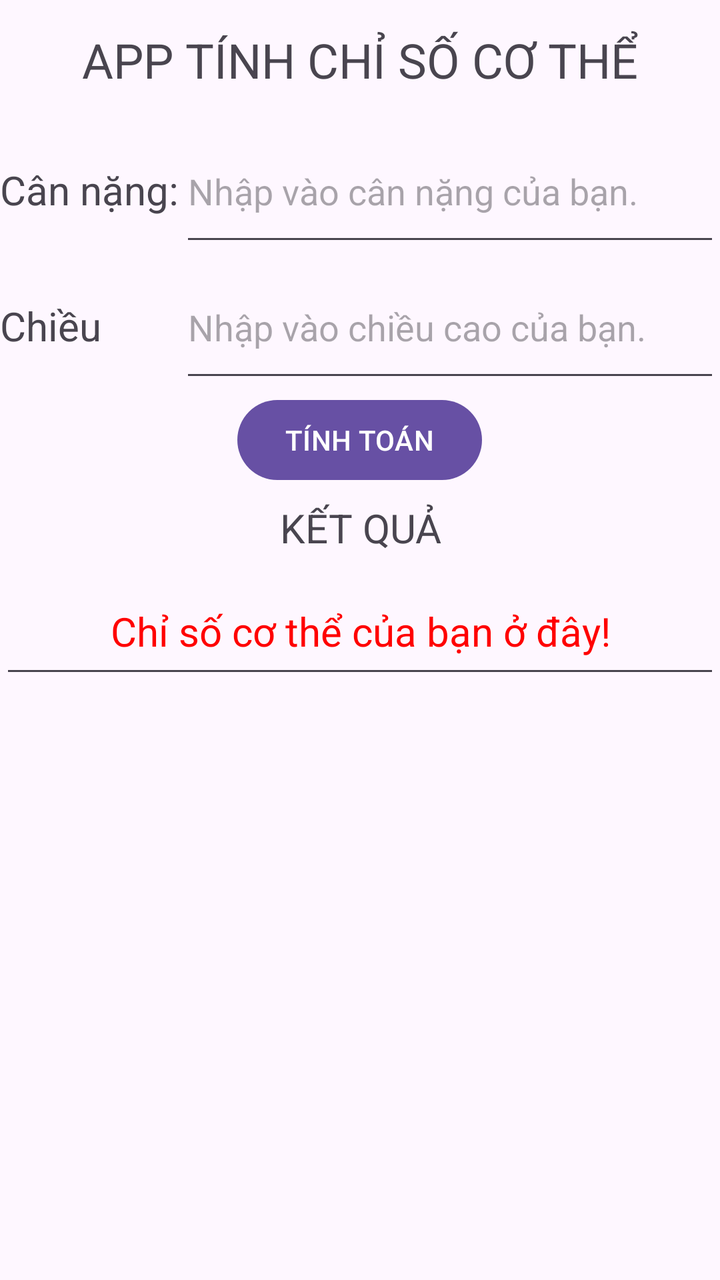
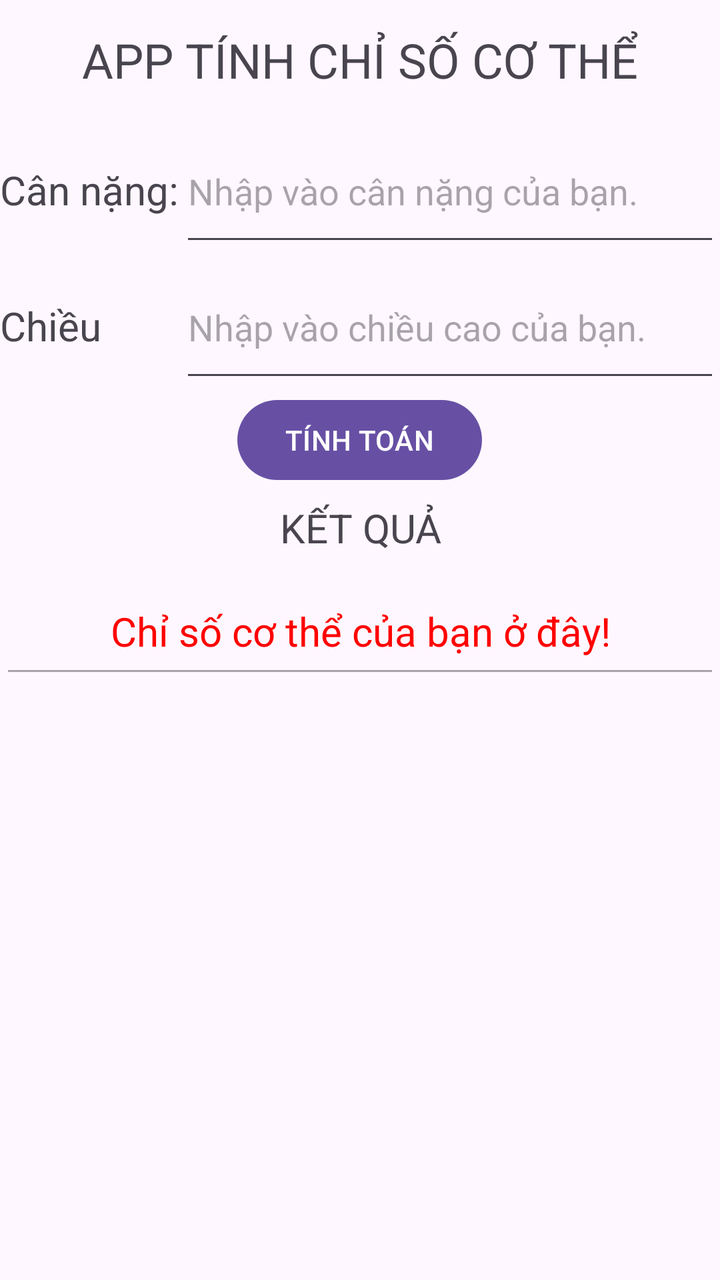

An Android layout rendered at two revisions. The XML below is the earlier revision; the diff shows what the commit changed to produce the second picture.
<!-- AndroidManifest.xml: application theme Theme.ChiSoCoThe -->
<!-- res/layout/activity_main.xml -->
<?xml version="1.0" encoding="utf-8"?>
<LinearLayout xmlns:android="http://schemas.android.com/apk/res/android"
    xmlns:app="http://schemas.android.com/apk/res-auto"
    xmlns:tools="http://schemas.android.com/tools"
    android:id="@+id/main"
    android:layout_width="match_parent"
    android:layout_height="match_parent"
    tools:context=".MainActivity">
<LinearLayout
    android:layout_width="match_parent"
    android:layout_height="match_parent"
    android:orientation="vertical"
    >
    <TextView
        android:layout_width="match_parent"
        android:layout_height="60dp"
        android:textSize="24sp"
        android:gravity="center"
        android:text="APP TÍNH CHỈ SỐ CƠ THỂ"

        />
    <LinearLayout
        android:layout_width="match_parent"
        android:layout_height="68dp"
        android:orientation="horizontal"
        >
        <TextView
            android:layout_width="0dp"
            android:layout_height="30dp"
            android:layout_weight="1"
            android:text="Cân nặng:"
            android:textSize="20sp"
            />
        <EditText
            android:id="@+id/idCanNang"
            android:layout_width="0dp"
            android:layout_height="match_parent"
            android:layout_weight="3"
            android:hint="Nhập vào cân nặng của bạn."
        />
    </LinearLayout>
    <LinearLayout
        android:layout_width="match_parent"
        android:layout_height="68dp"
        android:orientation="horizontal"
        >
        <TextView
            android:layout_width="0dp"
            android:layout_height="30dp"
            android:layout_weight="1"

            android:text="Chiều cao:"
            android:textSize="20sp"
            />
        <EditText
            android:id="@+id/idChieuCao"
            android:layout_width="0dp"
            android:layout_height="match_parent"
            android:layout_weight="3"
            android:hint="Nhập vào chiều cao của bạn."
            />
    </LinearLayout>
    <LinearLayout
        android:layout_width="match_parent"
        android:layout_height="140dp"
        android:orientation="vertical"
        >
        <Button
            android:id="@+id/btnTinhToan"
            android:layout_width="wrap_content"
            android:layout_height="wrap_content"
            android:layout_gravity="center"
            android:text="TÍNH TOÁN"
            />
        <TextView
            android:layout_width="match_parent"
            android:layout_height="40dp"
            android:textSize="20sp"
            android:gravity="center"
            android:text="KẾT QUẢ"

            />
        <EditText
            android:id="@+id/idKetQua"
            android:layout_width="match_parent"
            android:layout_height="60dp"
            android:textSize="20sp"
            android:textColorHint="#FF0000"
            android:gravity="center"
            android:hint="Chỉ số cơ thể của bạn ở đây!"
            />
    </LinearLayout>

</LinearLayout>

</LinearLayout>
<!-- resources referenced by this layout -->
<resources>
  <style name="Theme.ChiSoCoThe" parent="Base.Theme.ChiSoCoThe" />
  <style name="Base.Theme.ChiSoCoThe" parent="Theme.Material3.DayNight.NoActionBar">
          
          
      </style>
</resources>

<!-- the commit's change to res/layout/activity_main.xml (unified diff, before → after) -->
@@ -71,6 +71,7 @@
             android:layout_height="wrap_content"
             android:layout_gravity="center"
             android:text="TÍNH TOÁN"
+            android:onClick="TinhChiSo"
             />
         <TextView
             android:layout_width="match_parent"
@@ -88,6 +89,7 @@
             android:textColorHint="#FF0000"
             android:gravity="center"
             android:hint="Chỉ số cơ thể của bạn ở đây!"
+            android:enabled="false"
             />
     </LinearLayout>
 
